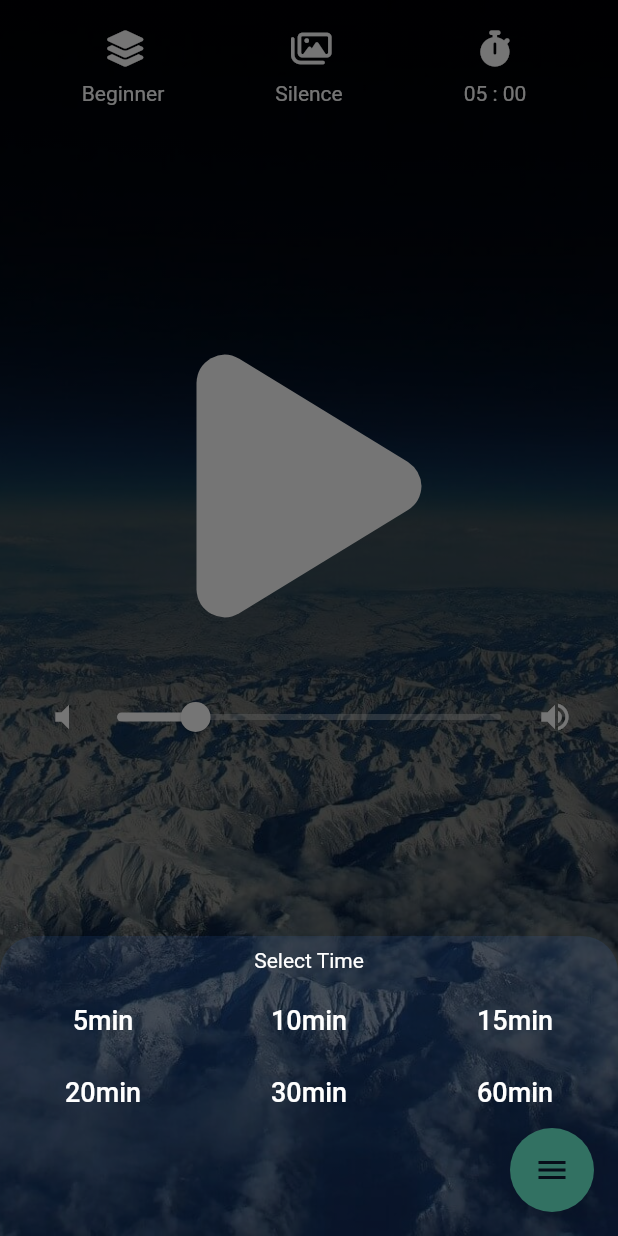
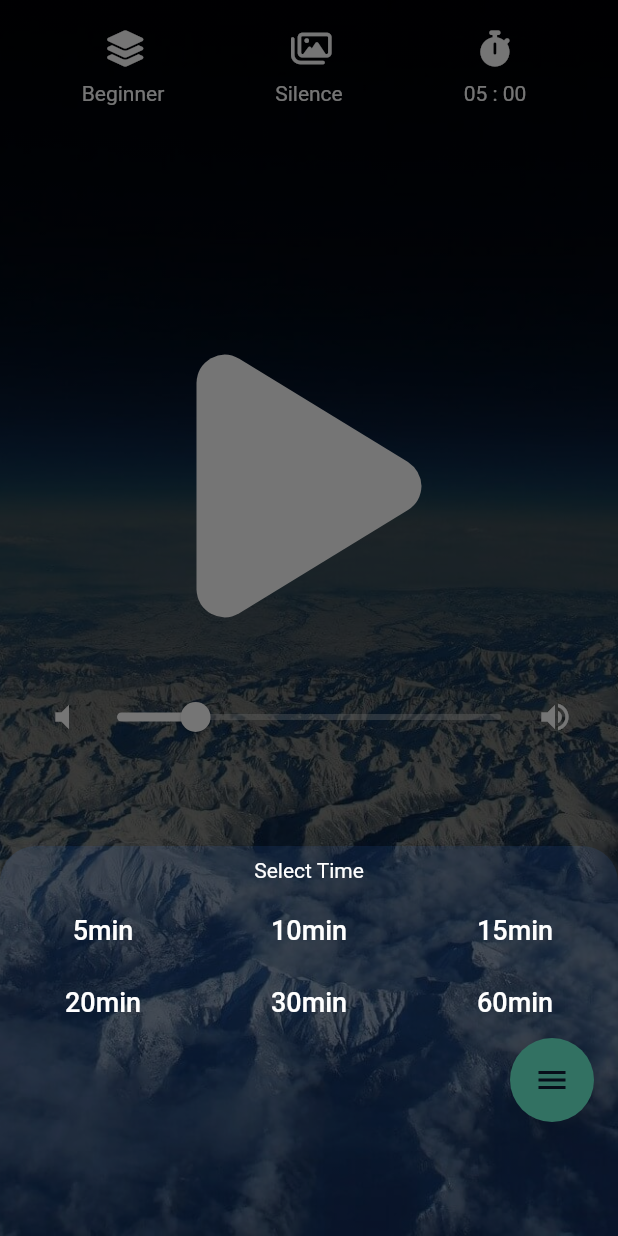
Before and after one commit to hidechy/flutter_minpro_meditation, a Flutter app: the HomeScreen screen opened directly, after a tap on an icon or button, on a phone screen of 412 x 824 dp. Run offline on Flutter 3.47's test engine with Material 2 defaults, Android fonts, the light colour scheme and no system bars; drawn by our look-alikes of flutter_speed_dial, google_mobile_ads; our stand-ins replace fluttertoast, font_awesome_flutter, intro_slider, just_audio, shared_preferences; accounts and stored records are empty; network calls fail; project files that could hold a hidden picture were left out.

Commit message:
commit 20230518 バナー広告表示

```diff
--- a/lib/screens/home/components/dialog/time_setting_dialog.dart
+++ b/lib/screens/home/components/dialog/time_setting_dialog.dart
@@ -35,7 +35,7 @@ class TimeSettingDialog extends StatelessWidget {
     );
 
     return SizedBox(
-      height: 200,
+      height: 200 + 60,
       child: Column(
         children: [
           const SizedBox(height: 8),
--- a/lib/screens/home/components/speed_dial_part.dart
+++ b/lib/screens/home/components/speed_dial_part.dart
@@ -22,7 +22,9 @@ class SpeedDialPart extends StatelessWidget {
 
     return runningStatus != RunningStatus.BEFORE_START
         ? Container()
-        : SpeedDial(
+        : Padding(
+            padding: const EdgeInsets.only(bottom: 60),
+            child: SpeedDial(
               animatedIcon: AnimatedIcons.menu_close,
               backgroundColor: Colors.greenAccent,
               overlayColor: dialogBackgroundColor,
@@ -52,6 +54,7 @@ class SpeedDialPart extends StatelessWidget {
                   onTap: _recoverPurchase,
                 ),
               ],
+            ),
           );
   }
 
```
Lines whose indentation alone changed are shown as unchanged.
